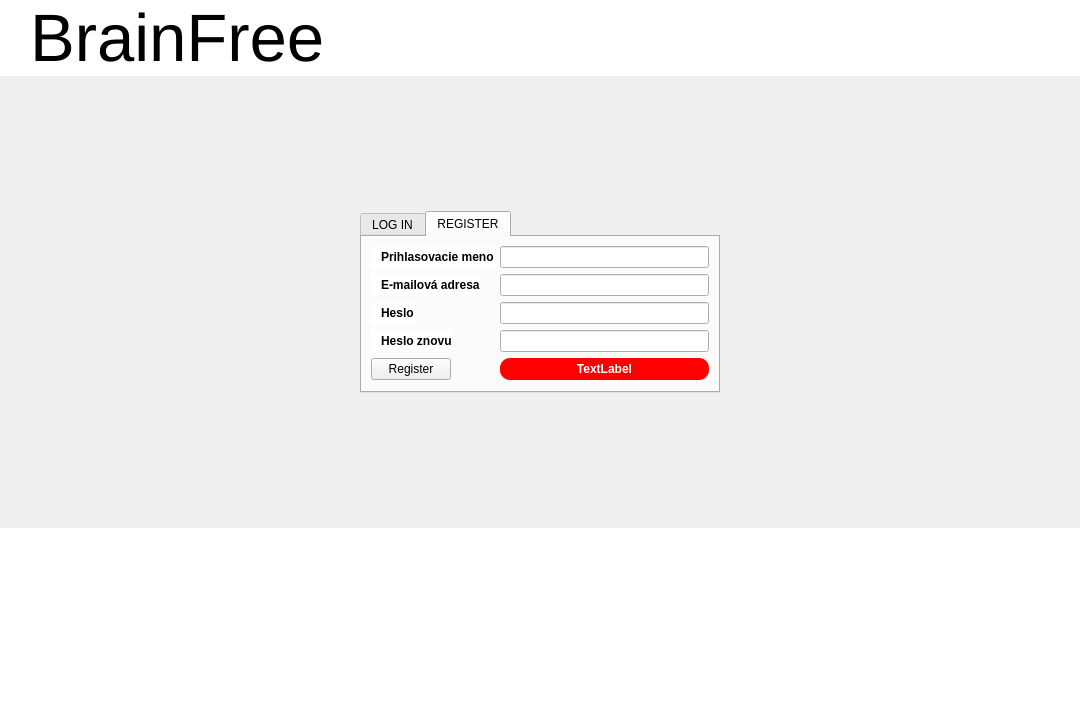
This is login.ui in MrDalo/brainfree as Qt 5 draws it before an edit. The edited form follows.
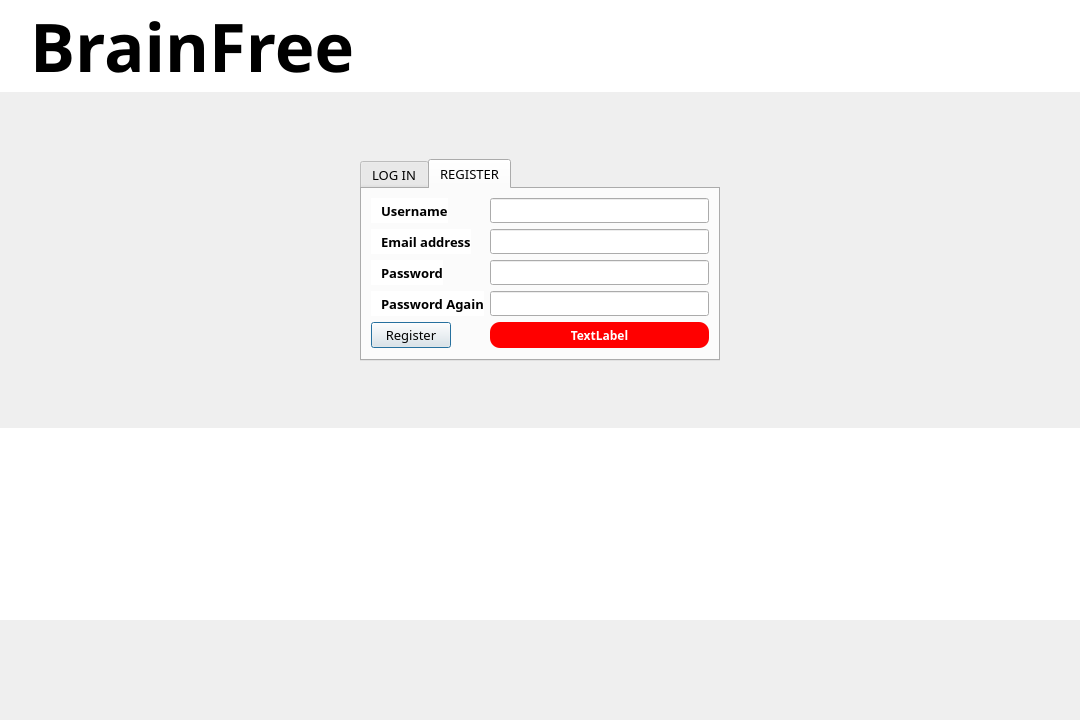
This is the edited form. The open tabs and pages were chosen to show the change.

Patch:
```diff
--- a/login.ui
+++ b/login.ui
@@ -76,6 +76,22 @@
     <property name="bottomMargin">
      <number>0</number>
     </property>
+    <item row="6" column="0">
+     <spacer name="verticalSpacer">
+      <property name="orientation">
+       <enum>Qt::Vertical</enum>
+      </property>
+      <property name="sizeType">
+       <enum>QSizePolicy::Minimum</enum>
+      </property>
+      <property name="sizeHint" stdset="0">
+       <size>
+        <width>20</width>
+        <height>100</height>
+       </size>
+      </property>
+     </spacer>
+    </item>
     <item row="5" column="0">
      <widget class="QTextEdit" name="mottoText">
       <property name="enabled">
@@ -94,7 +110,7 @@
        <string>&lt;!DOCTYPE HTML PUBLIC &quot;-//W3C//DTD HTML 4.0//EN&quot; &quot;http://www.w3.org/TR/REC-html40/strict.dtd&quot;&gt;
 &lt;html&gt;&lt;head&gt;&lt;meta name=&quot;qrichtext&quot; content=&quot;1&quot; /&gt;&lt;style type=&quot;text/css&quot;&gt;
 p, li { white-space: pre-wrap; }
-&lt;/style&gt;&lt;/head&gt;&lt;body style=&quot; font-family:'MS Shell Dlg 2'; font-size:7.8pt; font-weight:400; font-style:normal;&quot;&gt;
+&lt;/style&gt;&lt;/head&gt;&lt;body style=&quot; font-family:'Century Gothic'; font-size:7.8pt; font-weight:400; font-style:normal;&quot;&gt;
 &lt;p align=&quot;center&quot; style=&quot; margin-top:0px; margin-bottom:0px; margin-left:0px; margin-right:0px; -qt-block-indent:0; text-indent:0px;&quot;&gt;&lt;span style=&quot; font-size:25pt; color:#ffffff;&quot;&gt;Manage your time&lt;br /&gt;effectively&lt;br /&gt;Keep your &lt;/span&gt;&lt;span style=&quot; font-size:30pt; font-weight:600; color:#ffffff;&quot;&gt;Brain Free&lt;/span&gt;&lt;/p&gt;&lt;/body&gt;&lt;/html&gt;</string>
       </property>
      </widget>
@@ -143,7 +159,8 @@
         </property>
         <property name="font">
          <font>
-          <pointsize>9</pointsize>
+          <family>Century Gothic</family>
+          <pointsize>10</pointsize>
           <weight>50</weight>
           <bold>false</bold>
          </font>
@@ -286,13 +303,14 @@
              <widget class="QLabel" name="userNameLabel">
               <property name="font">
                <font>
-                <pointsize>9</pointsize>
+                <family>Century Gothic</family>
+                <pointsize>10</pointsize>
                 <weight>75</weight>
                 <bold>true</bold>
                </font>
               </property>
               <property name="text">
-               <string>Prihlasovacie meno</string>
+               <string>Username</string>
               </property>
               <property name="indent">
                <number>10</number>
@@ -303,7 +321,10 @@
              <widget class="QLineEdit" name="userNameLineEdit">
               <property name="font">
                <font>
+                <family>Century Gothic</family>
                 <pointsize>9</pointsize>
+                <weight>50</weight>
+                <bold>false</bold>
                </font>
               </property>
              </widget>
@@ -312,13 +333,14 @@
              <widget class="QLabel" name="registerEmailLabel">
               <property name="font">
                <font>
-                <pointsize>9</pointsize>
+                <family>Century Gothic</family>
+                <pointsize>10</pointsize>
                 <weight>75</weight>
                 <bold>true</bold>
                </font>
               </property>
               <property name="text">
-               <string>E-mailová adresa</string>
+               <string>Email address</string>
               </property>
               <property name="indent">
                <number>10</number>
@@ -329,7 +351,10 @@
              <widget class="QLineEdit" name="registerEmail">
               <property name="font">
                <font>
+                <family>Century Gothic</family>
                 <pointsize>9</pointsize>
+                <weight>50</weight>
+                <bold>false</bold>
                </font>
               </property>
              </widget>
@@ -338,13 +363,14 @@
              <widget class="QLabel" name="registerPasswordLabel">
               <property name="font">
                <font>
-                <pointsize>9</pointsize>
+                <family>Century Gothic</family>
+                <pointsize>10</pointsize>
                 <weight>75</weight>
                 <bold>true</bold>
                </font>
               </property>
               <property name="text">
-               <string>Heslo</string>
+               <string>Password</string>
               </property>
               <property name="indent">
                <number>10</number>
@@ -355,7 +381,10 @@
              <widget class="QLineEdit" name="registerPassword">
               <property name="font">
                <font>
+                <family>Century Gothic</family>
                 <pointsize>9</pointsize>
+                <weight>50</weight>
+                <bold>false</bold>
                </font>
               </property>
               <property name="echoMode">
@@ -367,13 +396,14 @@
              <widget class="QLabel" name="registerPasswordAgainLabel">
               <property name="font">
                <font>
-                <pointsize>9</pointsize>
+                <family>Century Gothic</family>
+                <pointsize>10</pointsize>
                 <weight>75</weight>
                 <bold>true</bold>
                </font>
               </property>
               <property name="text">
-               <string>Heslo znovu</string>
+               <string>Password Again</string>
               </property>
               <property name="indent">
                <number>10</number>
@@ -384,7 +414,10 @@
              <widget class="QLineEdit" name="registerPasswordAgain">
               <property name="font">
                <font>
+                <family>Century Gothic</family>
                 <pointsize>9</pointsize>
+                <weight>50</weight>
+                <bold>false</bold>
                </font>
               </property>
               <property name="echoMode">
@@ -396,7 +429,8 @@
              <widget class="QPushButton" name="registerBtn">
               <property name="font">
                <font>
-                <pointsize>9</pointsize>
+                <family>Century Gothic</family>
+                <pointsize>10</pointsize>
                 <weight>50</weight>
                 <bold>false</bold>
                </font>
@@ -407,12 +441,19 @@
               <property name="text">
                <string>Register</string>
               </property>
+              <property name="autoDefault">
+               <bool>true</bool>
+              </property>
+              <property name="default">
+               <bool>true</bool>
+              </property>
              </widget>
             </item>
             <item row="6" column="1">
              <widget class="QLabel" name="registrationError">
               <property name="font">
                <font>
+                <family>Century Gothic</family>
                 <pointsize>9</pointsize>
                 <weight>75</weight>
                 <bold>true</bold>
@@ -487,7 +528,10 @@
       </property>
       <property name="font">
        <font>
+        <family>Century Gothic</family>
         <pointsize>50</pointsize>
+        <weight>75</weight>
+        <bold>true</bold>
        </font>
       </property>
       <property name="styleSheet">
```
Left out of the diff: 30 changed lines with no effect on the pictures.
